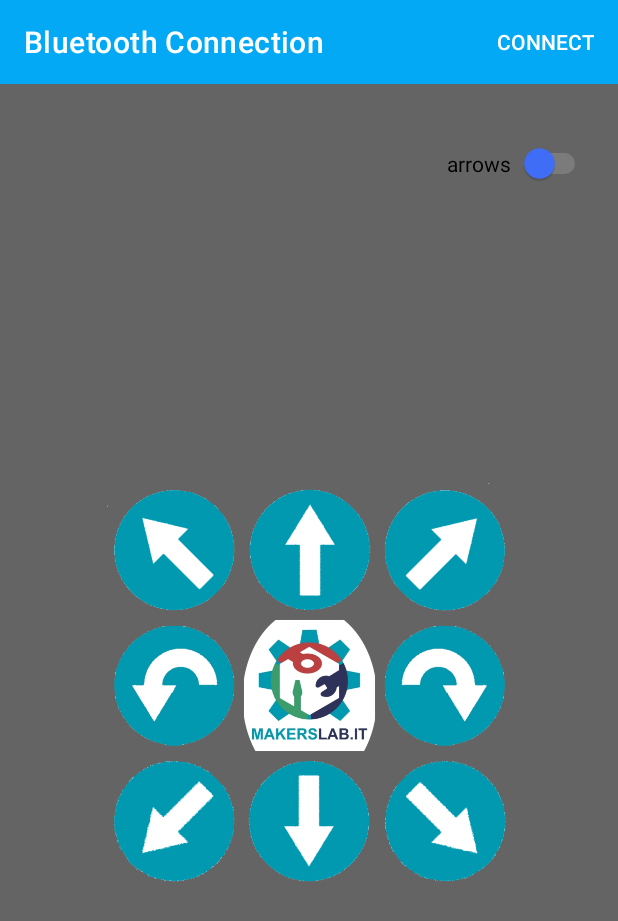
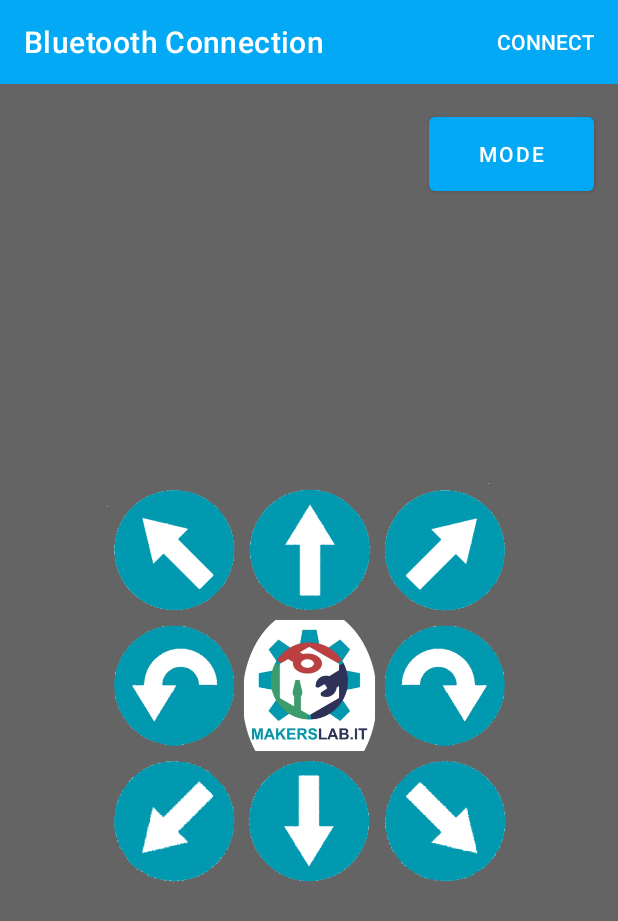
Before and after one commit to AmStanDem/perGiussi, an Android app: the screen it shows after launch (MainActivity), on a phone screen of 412 x 824 dp. Shown: the top 921 px of the screen. Run offline under Robolectric (Android 15) with nearby library versions, the phone set to English and light mode, and no system bars.

Commit message:
add third mode

```diff
--- a/app/src/main/AndroidManifest.xml
+++ b/app/src/main/AndroidManifest.xml
@@ -7,6 +7,9 @@
     <uses-permission android:name="android.permission.BLUETOOTH" />
     <uses-permission android:name="android.permission.BLUETOOTH_ADMIN" />
     <uses-permission android:name="android.permission.ACCESS_FINE_LOCATION" />
+
+    <uses-permission android:name="android.permission.BLUETOOTH_CONNECT" />
+    <uses-permission android:name="android.permission.BLUETOOTH_SCAN" />
 
     <application
         android:allowBackup="true"
--- a/app/src/main/java/com/droiduino/bluetoothconn/MainActivity.java
+++ b/app/src/main/java/com/droiduino/bluetoothconn/MainActivity.java
@@ -9,7 +9,6 @@ import android.bluetooth.BluetoothAdapter;
 import android.bluetooth.BluetoothDevice;
 import android.bluetooth.BluetoothSocket;
 import android.content.Intent;
-import android.graphics.Color;
 import android.os.Build;
 import android.os.Bundle;
 import android.os.Handler;
@@ -22,6 +21,7 @@ import android.widget.Button;
 import android.widget.GridLayout;
 import android.widget.ImageButton;
 import android.widget.ProgressBar;
+import android.widget.SeekBar;
 import android.widget.Switch;
 import android.widget.TextView;
 
@@ -38,8 +38,10 @@ public class MainActivity extends AppCompatActivity implements View.OnTouchListe
     public static final int SX_WELL_MAX = 180, SX_WELL_MIN = 0;
     public static final int DX_WELL_MAX = 0, DX_WELL_MIN = 180;
     public static final int WELL_STOP = 90;
-    public static String arrowsText;
-    public static String joystickText;
+    public static final int MODE_ARROWS = 0, MODE_JOYSTICK = 1, MODE_LEAVERS = 2;
+    public static final int TOTAL_MODES = 3;
+    private int PROGRESS_BARS_STOP_TOLERANCE = 10;
+    public static String arrowsText, joystickText, leaversText;
 
     private String deviceName = null;
     private String deviceAddress;
@@ -57,20 +59,35 @@ public class MainActivity extends AppCompatActivity implements View.OnTouchListe
     private ImageButton btnDownLeft, btnDown, btnDownRight;
     private GridLayout gridLayout;
     private JoystickView joystick;
+    private VerticalSeekBar seekBarL, seekBarR;
+    private TextView textSeekL, textSeekR;
+    private int seekBarLVal, seekBarRVal;
+    private int currMode;
+    private View arrowsContainer, joystickContainer, leaversContainer;
 
     @SuppressLint("ClickableViewAccessibility")
     @Override
     protected void onCreate(Bundle savedInstanceState) {
         super.onCreate(savedInstanceState);
         setContentView(R.layout.activity_main);
-        arrowsText = getString(R.string.switch_mode_arrows);
-        joystickText = getString(R.string.switch_mode_joystick);
+        arrowsText = getResources().getString(R.string.switch_mode_arrows);
+        joystickText = getResources().getString(R.string.switch_mode_joystick);
+        leaversText = getResources().getString(R.string.switch_mode_levers);
+        currMode = MODE_ARROWS;
 
         // UI Initialization
-        gridLayout = findViewById(R.id.greed_layout);
+        gridLayout = findViewById(R.id.layout_arrows);
         joystick = findViewById(R.id.joystick);
+        seekBarL = findViewById(R.id.sBarLeft);
+        seekBarR = findViewById(R.id.sBarRight);
+        textSeekL = findViewById(R.id.text_seek_l);
+        textSeekR = findViewById(R.id.text_seek_r);
+        seekBarLVal = seekBarL.getProgress();
+        seekBarRVal = seekBarR.getProgress();
+        textSeekL.setText(""+seekBarLVal);
+        textSeekR.setText(""+seekBarRVal);
         final Button buttonConnect = findViewById(R.id.buttonConnect);
-        final Switch btnSwitch = findViewById(R.id.switch_mode);
+        final Button btnSwitchModes = findViewById(R.id.btn_modes);
         final Toolbar toolbar = findViewById(R.id.toolbar);
         final ProgressBar progressBar = findViewById(R.id.progressBar);
         progressBar.setVisibility(View.GONE);
@@ -84,14 +101,17 @@ public class MainActivity extends AppCompatActivity implements View.OnTouchListe
         btnDown = findViewById(R.id.btn_down);
         btnDownRight = findViewById(R.id.btn_down_right);
 
+        arrowsContainer = findViewById(R.id.layout_arrows);
+        joystickContainer = findViewById(R.id.joystick);
+        leaversContainer = findViewById(R.id.layout_leavers);
+
         //other initializations
         pressedDirections = new Vector<>();
 
 
-
         // If a bluetooth device has been selected from SelectDeviceActivity
         deviceName = getIntent().getStringExtra("deviceName");
-        if (deviceName != null){
+        if (deviceName != null) {
             // Get the device address to make BT Connection
             deviceAddress = getIntent().getStringExtra("deviceAddress");
             // Show progree and connection status
@@ -105,7 +125,7 @@ public class MainActivity extends AppCompatActivity implements View.OnTouchListe
             selected device (see the thread code below)
              */
             BluetoothAdapter bluetoothAdapter = BluetoothAdapter.getDefaultAdapter();
-            createConnectThread = new CreateConnectThread(bluetoothAdapter,deviceAddress);
+            createConnectThread = new CreateConnectThread(bluetoothAdapter, deviceAddress);
             createConnectThread.start();
         }
 
@@ -114,10 +134,10 @@ public class MainActivity extends AppCompatActivity implements View.OnTouchListe
          */
         handler = new Handler(Looper.getMainLooper()) {
             @Override
-            public void handleMessage(Message msg){
-                switch (msg.what){
+            public void handleMessage(Message msg) {
+                switch (msg.what) {
                     case CONNECTING_STATUS:
-                        switch(msg.arg1){
+                        switch (msg.arg1) {
                             case 1:
                                 toolbar.setSubtitle("Connected to " + deviceName);
                                 progressBar.setVisibility(View.GONE);
@@ -134,7 +154,7 @@ public class MainActivity extends AppCompatActivity implements View.OnTouchListe
 
                     case MESSAGE_READ:
                         String arduinoMsg = msg.obj.toString(); // Read message from Arduino
-                        switch (arduinoMsg.toLowerCase()){
+                        switch (arduinoMsg.toLowerCase()) {
                             case "led is turned on":
 
                                 textViewInfo.setText("Arduino Message : " + arduinoMsg);
@@ -158,24 +178,12 @@ public class MainActivity extends AppCompatActivity implements View.OnTouchListe
                 startActivity(intent);
             }
         });
-        btnSwitch.setOnClickListener(new View.OnClickListener() {
+        btnSwitchModes.setOnClickListener(new View.OnClickListener() {
             @Override
             public void onClick(View view) {
-                if(btnSwitch.getText().toString().equals(arrowsText)){
-                    btnSwitch.setText(joystickText);
-                    gridLayout.setVisibility(View.INVISIBLE);
-                    joystick.setVisibility(View.VISIBLE);
-                    if (Build.VERSION.SDK_INT >= Build.VERSION_CODES.M) {
-                        btnSwitch.setThumbTintList(AppCompatResources.getColorStateList(MainActivity.this,R.color.color_joystick));
-                    }
-                }else {
-                    btnSwitch.setText(arrowsText);
-                    gridLayout.setVisibility(View.VISIBLE);
-                    joystick.setVisibility(View.INVISIBLE);
-                    if (Build.VERSION.SDK_INT >= Build.VERSION_CODES.M) {
-                        btnSwitch.setThumbTintList(AppCompatResources.getColorStateList(MainActivity.this,R.color.color_arrows));
-                    }
-                }
+                currMode = (currMode+1)%TOTAL_MODES;
+
+                graphicUpdate();
             }
 
         });
@@ -185,61 +193,100 @@ public class MainActivity extends AppCompatActivity implements View.OnTouchListe
                 float sxV = WELL_STOP, dxV = WELL_STOP;
                 float sinPercent = 0;
                 float angleRad = (float) Math.toRadians(angle);
-                if(angle >= 0 && angle < 45){
+                if (angle >= 0 && angle < 45) {
                     sxV = SX_WELL_MAX;
                     dxV = DX_WELL_MIN;
                 }
-                if(angle >= 45  && angle < 90){
-                    sinPercent = (float)((Math.sin(angleRad)-Math.sin(Math.toRadians(45)))/(Math.sin(Math.toRadians(90))-Math.sin(Math.toRadians(45))));
-                    sinPercent = sinPercent*sinPercent;
+                if (angle >= 45 && angle < 90) {
+                    sinPercent = (float) ((Math.sin(angleRad) - Math.sin(Math.toRadians(45))) / (Math.sin(Math.toRadians(90)) - Math.sin(Math.toRadians(45))));
+                    sinPercent = sinPercent * sinPercent;
                     sxV = SX_WELL_MAX;
-                    dxV = (1-sinPercent)*DX_WELL_MIN;
+                    dxV = (1 - sinPercent) * DX_WELL_MIN;
                 }
-                if(angle >= 90  && angle < 90+45){
-                    sinPercent = (float)((Math.sin(angleRad)-Math.sin(Math.toRadians(45)))/(Math.sin(Math.toRadians(90))-Math.sin(Math.toRadians(45))));
-                    sinPercent = sinPercent*sinPercent;
-                    sxV = sinPercent*SX_WELL_MAX;
+                if (angle >= 90 && angle < 90 + 45) {
+                    sinPercent = (float) ((Math.sin(angleRad) - Math.sin(Math.toRadians(45))) / (Math.sin(Math.toRadians(90)) - Math.sin(Math.toRadians(45))));
+                    sinPercent = sinPercent * sinPercent;
+                    sxV = sinPercent * SX_WELL_MAX;
                     dxV = DX_WELL_MAX;
                 }
-                if(angle >= 90+45  && angle < 180){
+                if (angle >= 90 + 45 && angle < 180) {
                     sxV = SX_WELL_MIN;
                     dxV = DX_WELL_MAX;
                 }
-                if(angle >= 180  && angle < 180+45){
+                if (angle >= 180 && angle < 180 + 45) {
                     sxV = SX_WELL_MAX;
                     dxV = DX_WELL_MIN;
                 }
-                if(angle >= 180+45  && angle < 270){
-                    sinPercent = (float)((-Math.sin(angleRad)-Math.sin(Math.toRadians(45)))/(Math.sin(Math.toRadians(90))-Math.sin(Math.toRadians(45))));
-                    sinPercent = sinPercent*sinPercent;
-                    sxV = (1-sinPercent)*SX_WELL_MAX;
+                if (angle >= 180 + 45 && angle < 270) {
+                    sinPercent = (float) ((-Math.sin(angleRad) - Math.sin(Math.toRadians(45))) / (Math.sin(Math.toRadians(90)) - Math.sin(Math.toRadians(45))));
+                    sinPercent = sinPercent * sinPercent;
+                    sxV = (1 - sinPercent) * SX_WELL_MAX;
                     dxV = DX_WELL_MIN;
                 }
-                if(angle >= 270  && angle < 270+45){
-                    sinPercent = (float)((-Math.sin(angleRad)-Math.sin(Math.toRadians(45)))/(Math.sin(Math.toRadians(90))-Math.sin(Math.toRadians(45))));
-                    sinPercent = sinPercent*sinPercent;
+                if (angle >= 270 && angle < 270 + 45) {
+                    sinPercent = (float) ((-Math.sin(angleRad) - Math.sin(Math.toRadians(45))) / (Math.sin(Math.toRadians(90)) - Math.sin(Math.toRadians(45))));
+                    sinPercent = sinPercent * sinPercent;
                     sxV = SX_WELL_MIN;
-                    dxV = sinPercent*DX_WELL_MIN;
+                    dxV = sinPercent * DX_WELL_MIN;
                 }
-                if(angle >= 270+45  && angle <= 360){
+                if (angle >= 270 + 45 && angle <= 360) {
                     sxV = SX_WELL_MIN;
                     dxV = DX_WELL_MAX;
                 }
 
-                sxV = sxV >= WELL_STOP ? sxV - WELL_STOP*(100-strength)/100 : sxV + WELL_STOP*(100-strength)/100;
-                dxV = dxV >= WELL_STOP ? dxV - WELL_STOP*(100-strength)/100 : dxV + WELL_STOP*(100-strength)/100;
+                sxV = sxV >= WELL_STOP ? sxV - WELL_STOP * (100 - strength) / 100 : sxV + WELL_STOP * (100 - strength) / 100;
+                dxV = dxV >= WELL_STOP ? dxV - WELL_STOP * (100 - strength) / 100 : dxV + WELL_STOP * (100 - strength) / 100;
 
                 //Log.d("Status", "sxV:"+sxV+"    dxV"+dxV);
                 //Log.d("Status", "angle:"+angle+"   angleRad:"+angleRad);
                 //Log.d("Status", "sin%:"+sinPercent);
                 //Log.d("Status", "-------------------------------");
 
-                if(connectedThread != null){
-                    connectedThread.writeVelocity((int)sxV, (int)dxV);
+                if (connectedThread != null) {
+                    connectedThread.writeVelocity((int) sxV, (int) dxV);
                 }
 
             }
         });
+        SeekBar.OnSeekBarChangeListener sBarrListener = new SeekBar.OnSeekBarChangeListener() {
+            @Override
+            public void onProgressChanged(SeekBar seekBar, int progress, boolean fromUser) {
+                if(Math.abs(seekBar.getProgress()-(seekBar.getMax()/2)) <= PROGRESS_BARS_STOP_TOLERANCE){
+                    progress = seekBar.getMax()/2;
+                }
+
+                if(seekBar == seekBarR){
+                    if(progress != seekBarRVal){
+                        seekBarRVal = progress;
+                        textSeekR.setText(""+seekBarRVal);
+                        //Log.println(Log.ASSERT,"debug",seekBarLVal+"   "+ (180-seekBarRVal));
+
+
+                        if (connectedThread != null) {
+                            connectedThread.writeVelocity(seekBarLVal, 180-seekBarRVal);
+                        }
+                    }
+                }else {
+                    if(progress != seekBarLVal){
+                        seekBarLVal = progress;
+                        textSeekL.setText(""+seekBarLVal);
+                        //Log.println(Log.ASSERT,"debug",seekBarLVal+"   "+ (180-seekBarRVal));
+
+
+                        if (connectedThread != null) {
+                            connectedThread.writeVelocity(seekBarLVal, 180-seekBarRVal);
+                        }
+                    }
+                }
+
+            }
+            @Override
+            public void onStartTrackingTouch(SeekBar seekBar) {}//not usable
+            @Override
+            public void onStopTrackingTouch(SeekBar seekBar) {}//not usable
+        };
+        seekBarL.setOnSeekBarChangeListener(sBarrListener);
+        seekBarR.setOnSeekBarChangeListener(sBarrListener);
 
         //set on touch for movement button
         btnUpLeft.setOnTouchListener(this);
@@ -252,6 +299,7 @@ public class MainActivity extends AppCompatActivity implements View.OnTouchListe
         btnDownRight.setOnTouchListener(this);
 
 
+        graphicUpdate();
     }
 
     /* ============================ Thread to Create Bluetooth Connection =================================== */
@@ -392,7 +440,8 @@ public class MainActivity extends AppCompatActivity implements View.OnTouchListe
     @Override
     public void onBackPressed() {
         // Terminate Bluetooth Connection and close app
-        if (createConnectThread != null){
+        super.onBackPressed();
+        if (createConnectThread != null) {
             createConnectThread.cancel();
         }
         Intent a = new Intent(Intent.ACTION_MAIN);
@@ -435,9 +484,16 @@ public class MainActivity extends AppCompatActivity implements View.OnTouchListe
         }
 
     }
+    public void graphicUpdate(){
+        arrowsContainer.setVisibility(currMode == MODE_ARROWS ? View.VISIBLE : View.INVISIBLE);
+        joystickContainer.setVisibility(currMode == MODE_JOYSTICK ? View.VISIBLE : View.INVISIBLE);
+        leaversContainer.setVisibility(currMode == MODE_LEAVERS ? View.VISIBLE : View.INVISIBLE);
+
+    }
 
     @Override
     public boolean onTouch(View v, MotionEvent event){
+        if(connectedThread != null){
             if(event.getAction() == MotionEvent.ACTION_DOWN){
                 if(pressedDirections.size() == 0 || !pressedDirections.lastElement().equals(v)){
                     pressedDirections.add(v);
@@ -449,6 +505,8 @@ public class MainActivity extends AppCompatActivity implements View.OnTouchListe
                 pressedDirections.remove(v);
                 sendVelocity();
             }
+        }
+
         return false;
     }
     //commento
--- a/app/src/main/res/layout/activity_main.xml
+++ b/app/src/main/res/layout/activity_main.xml
@@ -2,9 +2,9 @@
 <androidx.constraintlayout.widget.ConstraintLayout xmlns:android="http://schemas.android.com/apk/res/android"
     xmlns:app="http://schemas.android.com/apk/res-auto"
     xmlns:tools="http://schemas.android.com/tools"
-    android:id="@+id/constrainLayout"
     android:layout_width="match_parent"
     android:layout_height="match_parent"
+    android:rotationY="0"
     android:background="@drawable/background"
     tools:context=".MainActivity">
 
@@ -74,14 +74,90 @@
         app:layout_constraintStart_toStartOf="parent"
         app:layout_constraintTop_toTopOf="parent" />
 
+    <androidx.constraintlayout.widget.ConstraintLayout
+        android:id="@+id/layout_leavers"
+        android:layout_width="366dp"
+        android:layout_height="533dp"
+        android:visibility="invisible"
+        app:layout_constraintBottom_toBottomOf="parent"
+        app:layout_constraintEnd_toEndOf="parent"
+        app:layout_constraintStart_toStartOf="parent"
+        app:layout_constraintTop_toTopOf="@+id/toolbar"
+        app:layout_constraintVertical_bias="0.7">
+
+        <TextView
+            android:id="@+id/text_seek_l"
+            android:layout_width="64dp"
+            android:layout_height="64dp"
+            android:gravity="center"
+            android:text="180"
+            android:textSize="32sp"
+            app:layout_constraintBottom_toTopOf="@+id/sBarLeft"
+            app:layout_constraintEnd_toEndOf="@+id/sBarLeft"
+            app:layout_constraintStart_toStartOf="@+id/sBarLeft" />
+
+        <TextView
+            android:id="@+id/text_seek_r"
+            android:layout_width="64dp"
+            android:layout_height="64dp"
+            android:gravity="center"
+            android:text="180"
+            android:textSize="32sp"
+            app:layout_constraintBottom_toTopOf="@+id/sBarRight"
+            app:layout_constraintEnd_toEndOf="@+id/sBarRight"
+            app:layout_constraintStart_toStartOf="@+id/sBarRight" />
+
+        <ImageView
+            android:id="@+id/imageView"
+            android:layout_width="252dp"
+            android:layout_height="5dp"
+            android:background="#494949"
+            app:layout_constraintBottom_toBottomOf="@+id/sBarLeft"
+            app:layout_constraintEnd_toEndOf="@+id/sBarRight"
+            app:layout_constraintStart_toStartOf="@+id/sBarLeft"
+            app:layout_constraintTop_toBottomOf="@+id/text_seek_r" />
+
+        <com.droiduino.bluetoothconn.VerticalSeekBar
+            android:id="@+id/sBarLeft"
+            android:layout_width="80dp"
+            android:layout_height="370dp"
+            android:max="180"
+            android:progress="90"
+            android:rotation="0"
+            android:scaleX="3"
+            app:layout_constraintBottom_toBottomOf="parent"
+            app:layout_constraintEnd_toEndOf="parent"
+            app:layout_constraintHorizontal_bias="0.1"
+            app:layout_constraintStart_toStartOf="parent"
+            app:layout_constraintTop_toTopOf="parent"
+            app:layout_constraintVertical_bias="0.7" />
+
+        <com.droiduino.bluetoothconn.VerticalSeekBar
+            android:id="@+id/sBarRight"
+            android:layout_width="80dp"
+            android:layout_height="370dp"
+            android:max="180"
+            android:progress="90"
+            android:rotation="0"
+            android:scaleX="3"
+            app:layout_constraintBottom_toBottomOf="parent"
+            app:layout_constraintEnd_toEndOf="parent"
+            app:layout_constraintHorizontal_bias="0.9"
+            app:layout_constraintStart_toStartOf="parent"
+            app:layout_constraintTop_toTopOf="parent"
+            app:layout_constraintVertical_bias="0.7" />
+
+    </androidx.constraintlayout.widget.ConstraintLayout>
+
     <GridLayout
-        android:id="@+id/greed_layout"
+        android:id="@+id/layout_arrows"
         android:layout_width="@dimen/greed_layout_size"
         android:layout_height="@dimen/greed_layout_size"
         android:layout_marginTop="90dp"
         android:columnCount="3"
         android:gravity="center"
         android:rowCount="3"
+        android:visibility="visible"
         app:layout_constraintBottom_toBottomOf="parent"
         app:layout_constraintEnd_toEndOf="parent"
         app:layout_constraintStart_toStartOf="parent"
@@ -176,19 +252,17 @@
 
     </GridLayout>
 
-    <Switch
-        android:id="@+id/switch_mode"
-        android:layout_width="96dp"
-        android:layout_height="35dp"
-        android:text="@string/switch_mode_arrows"
-        android:trackTint="@color/color_track"
-        android:thumbTint="@color/color_arrows"
+    <Button
+        android:id="@+id/btn_modes"
+        android:layout_width="110dp"
+        android:layout_height="61dp"
+        android:text="mode"
         app:layout_constraintBottom_toBottomOf="parent"
         app:layout_constraintEnd_toEndOf="parent"
-        app:layout_constraintHorizontal_bias="0.942"
+        app:layout_constraintHorizontal_bias="0.946"
         app:layout_constraintStart_toStartOf="parent"
         app:layout_constraintTop_toTopOf="parent"
-        app:layout_constraintVertical_bias="0.116" />
+        app:layout_constraintVertical_bias="0.094" />
 
 
 </androidx.constraintlayout.widget.ConstraintLayout>
--- a/app/src/main/res/values/strings.xml
+++ b/app/src/main/res/values/strings.xml
@@ -1,5 +1,6 @@
 <resources>
-    <string name="app_name">Droiduino Bluetooth Connection</string>
+    <string name="app_name">controller robocalcio</string>
     <string name="switch_mode_joystick">joystick</string>
     <string name="switch_mode_arrows">arrows</string>
+    <string name="switch_mode_levers">levers</string>
 </resources>
```
Also changed, not shown: app/build.gradle (+9 -9 lines), app/src/main/java/com/droiduino/bluetoothconn/VerticalSeekBar.java (added, +59 -0 lines), app/src/main/res/drawable-anydpi/ic_bulb.xml (deleted, +0 -11 lines), app/src/main/res/drawable-anydpi/ic_bulb_light.xml (deleted, +0 -11 lines), app/src/main/res/drawable-v24/ic_launcher_foreground.xml (deleted, +0 -30 lines), app/src/main/res/drawable-hdpi/ic_bulb.png (deleted), app/src/main/res/drawable-hdpi/ic_bulb_light.png (deleted), app/src/main/res/drawable-mdpi/ic_bulb.png (deleted), app/src/main/res/drawable-mdpi/ic_bulb_light.png (deleted), app/src/main/res/drawable-xhdpi/ic_bulb.png (deleted), app/src/main/res/drawable-xhdpi/ic_bulb_light.png (deleted), app/src/main/res/drawable-xxhdpi/ic_bulb.png (deleted), app/src/main/res/drawable-xxhdpi/ic_bulb_light.png (deleted). Lines whose indentation alone changed are shown as unchanged.
